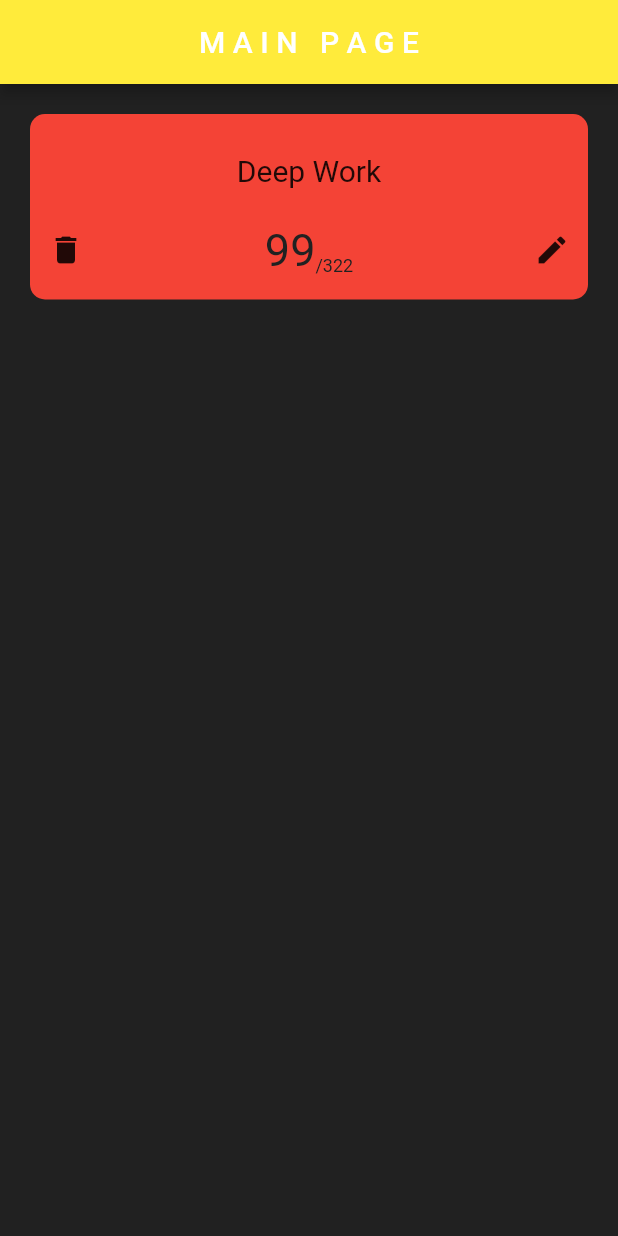
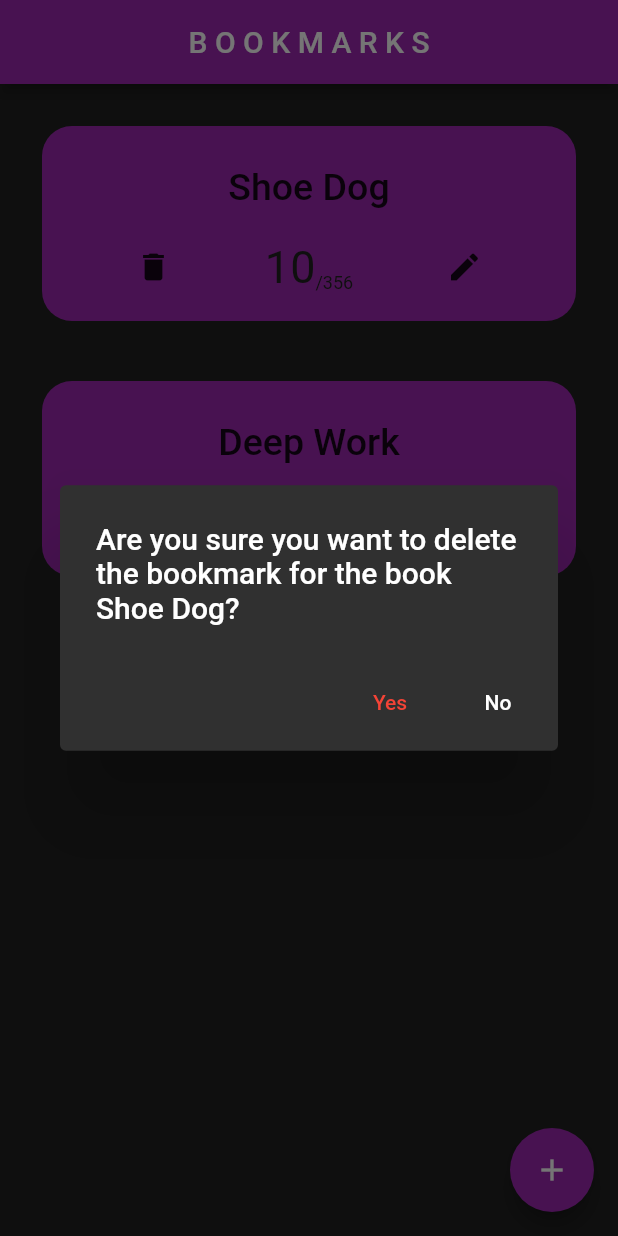
Before and after one commit to thenoisyninga/reading_habit_tracker, a Flutter app: the screen it shows after launch, after a tap on the "delete" icon, on a phone screen of 412 x 824 dp. Run offline on Flutter 3.47's test engine with Material 2 defaults, Android fonts, the light colour scheme and no system bars; our stand-ins replace flutter_heatmap_calendar, hive_flutter; accounts and stored records are empty.

Commit message:
Added functionality to add new bookmarks.

```diff
--- a/lib/database/bookmark_database.dart
+++ b/lib/database/bookmark_database.dart
@@ -8,7 +8,7 @@
   List<List<dynamic>> bookmarksData = [];
 
   createDefaultData() {
-    bookmarksData = [["The Subtle Art Of Not Giving A Fuck",'10','356'], ["Deep Work",'99','322']];
+    bookmarksData = [["Shoe Dog",'10','356'], ["Deep Work",'99','322']];
     updateData();
   }
 
@@ -16,34 +16,52 @@
     if (_myBox.get('bookmarks_data_list') == null) {
       createDefaultData();
     } else {
-      List<String> _combinedStringList = _myBox.get('bookmarks_data_list');
+      List<String> combinedStringList = _myBox.get('bookmarks_data_list');
       bookmarksData = [];
-      _combinedStringList.forEach((element) {
+      for (var element in combinedStringList) {
         bookmarksData.add(element.split(","));
-      });
+      }
   }}
 
   updateData() {
-    List<String> _combinedStringList = [];
-    bookmarksData.forEach((element) {
-      _combinedStringList.add(element.join(","));
-    });
-    _myBox.put('bookmarks_data_list', _combinedStringList);
+    List<String> combinedStringList = [];
+    for (var element in bookmarksData) {
+      combinedStringList.add(element.join(","));
+    }
+    _myBox.put('bookmarks_data_list', combinedStringList);
   }
 
   addBookmark(String bookName, int pageNum, int totalPages) {
-    bookmarksData.add([bookName, pageNum, totalPages]);
+    bookmarksData.add([bookName, pageNum.toString(), totalPages.toString()]);
     updateData();
+    loadData();
   }
 
   deleteBookmark(String bookName) {
     bookmarksData.remove(bookmarksData.firstWhere((element) => element[0] == bookName));
     updateData();
+    loadData();
   }
 
   updateBookmark(bookName, newPageNum) {
     int index = bookmarksData.indexOf(bookmarksData.firstWhere((element) => element[0] == bookName));
     bookmarksData[index] = [bookmarksData[index][0], newPageNum, bookmarksData[index][2]];
     updateData();
+    loadData();
   }
+
+  bool bookmarkAlreadyExistsCheck(String bookName) {
+    loadData();
+    int index = 0;
+    bool contains = false;
+    while (index < bookmarksData.length) {
+      if (bookmarksData[index][0] == bookName) {
+        contains = true;
+        break;
+      }
+      index++;
+    }
+    return contains;
+  }
+
 }
--- a/lib/main.dart
+++ b/lib/main.dart
@@ -19,7 +19,7 @@
     return MaterialApp(
       title: 'Book Track',
       theme: ThemeData(
-        primarySwatch: Colors.yellow,
+        primarySwatch: Colors.purple,
         scaffoldBackgroundColor: Colors.grey[900]
       ),
       initialRoute: '/home',
--- a/lib/pages/main_page.dart
+++ b/lib/pages/main_page.dart
@@ -2,6 +2,7 @@
 import 'package:flutter_heatmap_calendar/flutter_heatmap_calendar.dart';
 import 'package:hive_flutter/hive_flutter.dart';
 import 'package:reading_habbit_and_page_tracker/database/bookmark_database.dart';
+import 'package:reading_habbit_and_page_tracker/widgets/add_bookmark.dart';
 import 'package:reading_habbit_and_page_tracker/widgets/book_tile.dart';
 
 class MainPage extends StatefulWidget {
@@ -34,14 +35,14 @@
     return Scaffold(
       appBar: AppBar(
         title: const Text(
-          "M A I N   P A G E",
+          "B O O K M A R K S",
           style: TextStyle(
             color: Colors.white
           ),
         ),
         centerTitle: true,
       ),
-      body: Padding(
+      body: bookmarks.isNotEmpty ? Padding(
         padding: const EdgeInsets.all(8.0),
         child: ListView(
           children: bookmarks.map((book) => BookTile(
@@ -52,14 +53,35 @@
             onDeleteCallback: onDelete,
           )).toList()
         ),
-      )
+      ) : const Center(
+        child: Text(
+          "Get a book bro.",
+          textAlign: TextAlign.center,
+          style: TextStyle(
+            color: Color.fromARGB(255, 103, 103, 103)
+          ),
+        ),
+      ),
+      floatingActionButton: FloatingActionButton(
+        onPressed: () {
+          showDialog(
+            context: context,
+            builder: (_) => AddBookMarkDialogue(
+              addNewBookMarkCallback: addNewBookMark,
+              bookmarkAlreadyExistsCheckCallback: bookmarkAlreadyExists,
+            )
+          );
+        },
+        child: const Icon(Icons.add),
+      ),
     );
   }
+
+
 
   void onDelete(String bookName) {
     setState(() {
       db.deleteBookmark(bookName);
-      db.loadData();
     });
   }
 
@@ -69,4 +91,14 @@
       db.loadData();
     });
   }
+
+  void addNewBookMark(String bookName, int totalPages) {
+    setState(() {
+      db.addBookmark(bookName, 1, totalPages);
+    });
+  }
+
+  bool bookmarkAlreadyExists(String bookName) {
+    return db.bookmarkAlreadyExistsCheck(bookName);
+  }
 }
--- a/lib/widgets/book_tile.dart
+++ b/lib/widgets/book_tile.dart
@@ -31,13 +31,13 @@
   @override
   Widget build(BuildContext context) {
     return Padding(
-      padding: const EdgeInsets.all(12.0),
+      padding: const EdgeInsets.all(20.0),
       child: Container(
         decoration: BoxDecoration(
-          borderRadius: BorderRadius.circular(10),
-          color: Colors.red,
+          borderRadius: BorderRadius.circular(20),
+          color: Theme.of(context).colorScheme.primary,
         ),
-        height: MediaQuery.of(context).size.height * 0.15,
+        height: 130,
         width: MediaQuery.of(context).size.width * 0.9,
 
         child: Column(
@@ -46,21 +46,62 @@
             Container(
               height: MediaQuery.of(context).size.height * 0.07,
               alignment: Alignment.center,
-              child: Text(
-                widget.bookName,
-                style: TextStyle(
-                  fontSize: 20,
+              child: Padding(
+                padding: const EdgeInsets.all(8.0),
+                child: Text(
+                  widget.bookName,
+                  textAlign: TextAlign.center,
+                  style: TextStyle(
+                    fontSize: 25,
+                    fontWeight: FontWeight.w500
+                  ),
                 ),
               ),
             ),
             Row(
-              mainAxisAlignment: MainAxisAlignment.spaceBetween,
+              mainAxisAlignment: MainAxisAlignment.spaceEvenly,
               children: [
                 IconButton(
                   icon: const Icon(Icons.delete),
                   splashRadius: 20,
                   onPressed: () {
-                    widget.onDeleteCallback(bookName);
+                    showDialog(
+                      context: context,
+                      builder: ((_) => AlertDialog(
+                        backgroundColor: Colors.grey[850],
+                        title: Text(
+                          "Are you sure you want to delete the bookmark for the book ${widget.bookName}?",
+                          style: const TextStyle(
+                            color: Colors.white
+                          ),
+                        ),
+                        actions: [
+                            TextButton(
+                              child: const Text(
+                                "Yes",
+                                style: TextStyle(
+                                  color: Colors.red
+                                ),
+                              ),
+                              onPressed: () {
+                                widget.onDeleteCallback(bookName);
+                                Navigator.pop(_);
+                              },
+                            ),
+                            TextButton(
+                              child: const Text(
+                                "No",
+                                style: TextStyle(
+                                  color: Colors.white
+                                ),
+                              ),
+                              onPressed: () {
+                                Navigator.pop(_);
+                              },
+                            )
+                          ],
+                      )
+                    ));
                   },
                 ),
                 Row(
```
Also changed, not shown: lib/widgets/add_bookmark.dart (added, +122 -0 lines), lib/widgets/edit_bookmark.dart (deleted).
